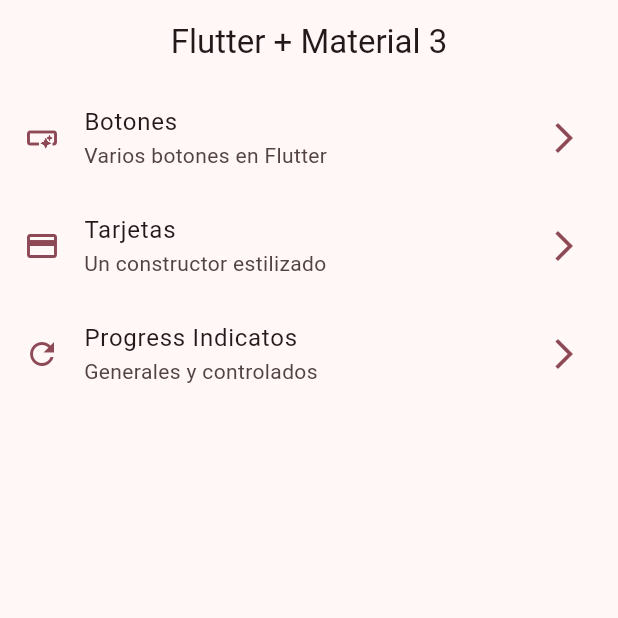
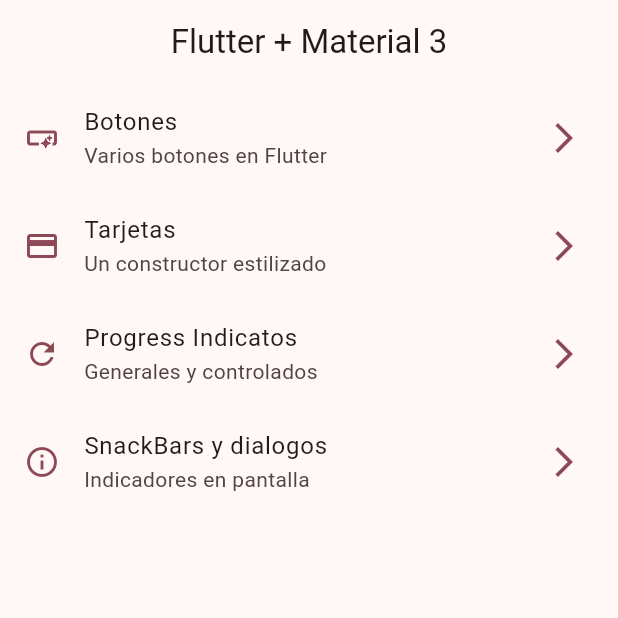
Before and after one commit to ErnestAlf222/widgetsApp, a Flutter app: the screen it shows after launch, on a phone screen of 412 x 824 dp, the top half of it. Run offline on Flutter 3.47's test engine with Material 3 defaults, Android fonts, the phone set to English and light mode, and no system bars; our stand-ins replace go_router.

Commit message:
snackbars y diálogos completado

```diff
--- a/lib/config/menu/menu_items.dart
+++ b/lib/config/menu/menu_items.dart
@@ -39,5 +39,11 @@ class MenuItem {
       link: '/progress',
       icon: Icons.refresh_outlined
       ),
+    MenuItem(
+      title: 'SnackBars y dialogos',
+      subTitle: 'Indicadores en pantalla',
+      link: '/snackbars',
+      icon: Icons.info_outline
+      ),
 
   ];
--- a/lib/config/router/app_router.dart
+++ b/lib/config/router/app_router.dart
@@ -27,5 +27,10 @@ final appRouter = GoRouter(
       name: ProgressScreen.name,
       builder: (context, state) => const ProgressScreen(),
     ),
+    GoRoute(
+      path: '/snackbars',
+      name: SnackBarScreen.name,
+      builder: (context, state) => const SnackBarScreen(),
+    ),
   ],
 );
--- a/lib/main.dart
+++ b/lib/main.dart
@@ -14,6 +14,7 @@ class MainApp extends StatelessWidget {
   Widget build(BuildContext context) {
     return  MaterialApp.router(
       routerConfig: appRouter,
+      title: 'Flutter Widgets',
       theme: AppTheme( selectedColor: 6).getTheme(),
       debugShowCheckedModeBanner: false,
 
```
Also changed, not shown: lib/presentation/screens/snackbar/snackbar_screen.dart (+74 -1 lines).
